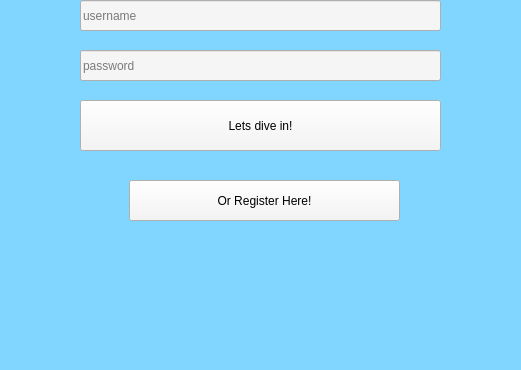
Old version of the form qt_project/Gui/login.ui in the repository wisdomcookie/fishbowl; both pictures show x 130 to 651 and y 230 to 600 of the 800 by 600 pixel window.
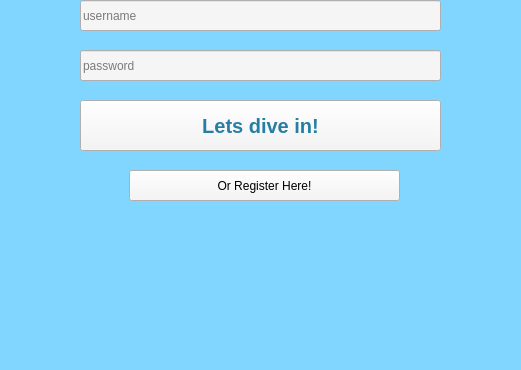
New version of the form.

The edit to the form file:
```diff
--- a/qt_project/Gui/login.ui
+++ b/qt_project/Gui/login.ui
@@ -36,13 +36,16 @@
       <property name="geometry">
        <rect>
         <x>259</x>
-        <y>410</y>
+        <y>400</y>
         <width>271</width>
-        <height>41</height>
+        <height>31</height>
        </rect>
       </property>
       <property name="styleSheet">
-       <string notr="true">background: rgb(245, 245, 245);</string>
+       <string notr="true">background: rgb(245,245,245);
+
+color:rgb(39, 126, 164);
+color:black;</string>
       </property>
       <property name="text">
        <string>Or Register Here!</string>
@@ -76,8 +79,15 @@
         <height>51</height>
        </rect>
       </property>
+      <property name="font">
+       <font>
+        <pointsize>15</pointsize>
+        <bold>true</bold>
+       </font>
+      </property>
       <property name="styleSheet">
-       <string notr="true">background: rgb(245, 245, 245);</string>
+       <string notr="true">background: rgb(245,245,245);
+color: rgb(39, 126, 164)</string>
       </property>
       <property name="text">
        <string>Lets dive in!</string>
```
Left out of the diff: 6 changed lines with no effect on the pictures.
